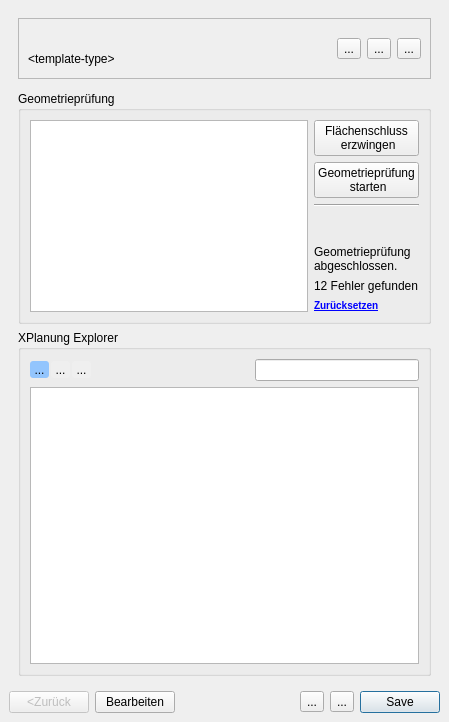
Before: the Qt Designer form src/SAGisXPlanung/ui/XPlanung_plan_details.ui in nti-de/SAGisXPlanung, drawn with Qt 5.
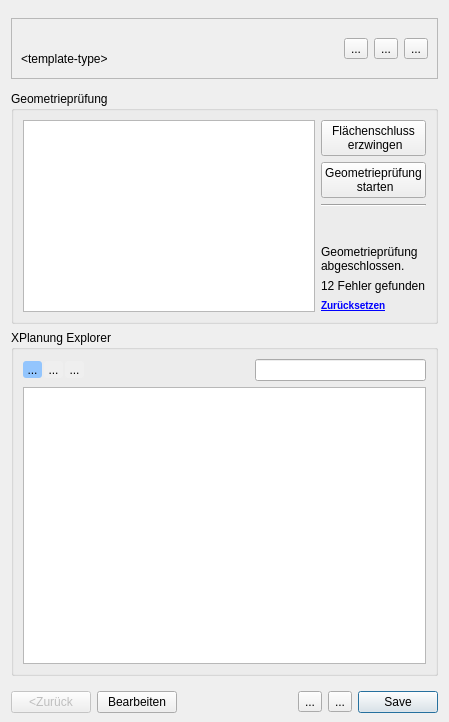
After: the same form once the commit is applied. Custom widgets are drawn as their Qt base class.

Commit message: replace QgsDockWidget with QDockWidget fixes ui panel not showing on linux

```diff
--- a/src/SAGisXPlanung/ui/XPlanung_plan_details.ui
+++ b/src/SAGisXPlanung/ui/XPlanung_plan_details.ui
@@ -1,7 +1,7 @@
 <?xml version="1.0" encoding="UTF-8"?>
 <ui version="4.0">
  <class>PlanDetailsDialog</class>
- <widget class="QgsDockWidget" name="PlanDetailsDialog">
+ <widget class="QDockWidget" name="PlanDetailsDialog">
   <property name="geometry">
    <rect>
     <x>0</x>
@@ -27,6 +27,12 @@
     </sizepolicy>
    </property>
    <layout class="QVBoxLayout" name="verticalLayout_9">
+    <property name="leftMargin">
+     <number>0</number>
+    </property>
+    <property name="rightMargin">
+     <number>0</number>
+    </property>
     <item>
      <widget class="QStackedWidget" name="stackedWidget">
       <property name="sizePolicy">
@@ -49,6 +55,12 @@
         </sizepolicy>
        </property>
        <layout class="QVBoxLayout" name="verticalLayout">
+        <property name="leftMargin">
+         <number>11</number>
+        </property>
+        <property name="rightMargin">
+         <number>11</number>
+        </property>
         <item>
          <widget class="QFrame" name="frame">
           <property name="sizePolicy">
@@ -521,6 +533,12 @@
     </item>
     <item>
      <layout class="QHBoxLayout" name="horizontalLayout_6">
+      <property name="leftMargin">
+       <number>11</number>
+      </property>
+      <property name="rightMargin">
+       <number>11</number>
+      </property>
       <item>
        <widget class="QPushButton" name="bPrev">
         <property name="enabled">
@@ -584,12 +602,6 @@
   </widget>
  </widget>
  <customwidgets>
-  <customwidget>
-   <class>QgsDockWidget</class>
-   <extends>QDockWidget</extends>
-   <header>qgsdockwidget.h</header>
-   <container>1</container>
-  </customwidget>
   <customwidget>
    <class>QExplorerView</class>
    <extends>QTreeView</extends>
```
The commit also changes 3 other files.
